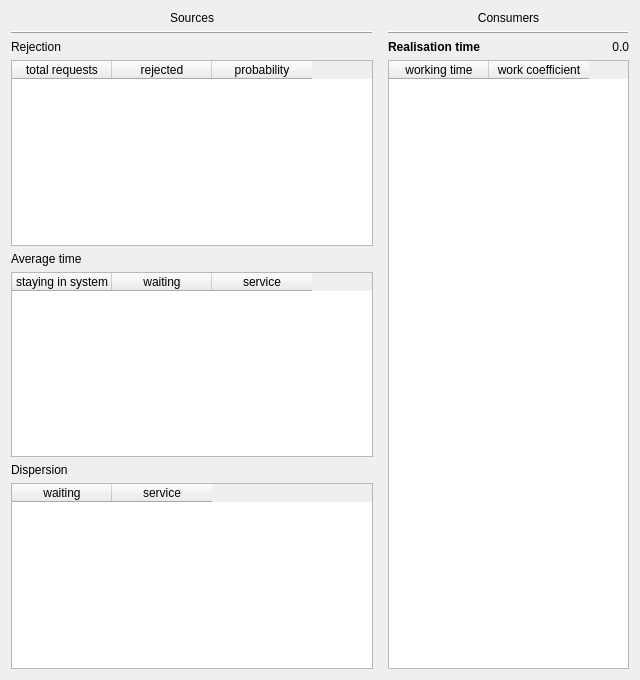
This is resultswindow.ui in muzzy404/SMO-5sem as Qt 5 draws it before an edit. The edited form follows.
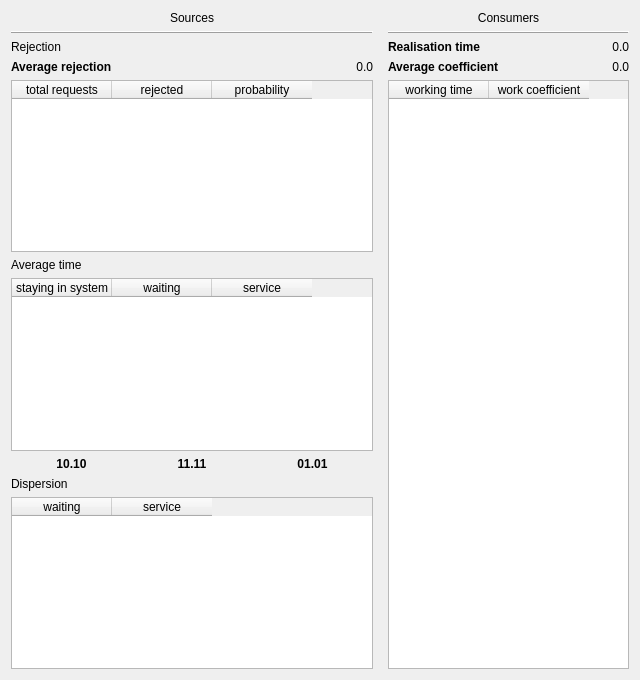
This is the edited form.

Commit message: some stuff for results window

```diff
--- a/resultswindow.ui
+++ b/resultswindow.ui
@@ -28,6 +28,87 @@
      <property name="verticalSpacing">
       <number>6</number>
      </property>
+     <item row="2" column="1">
+      <layout class="QHBoxLayout" name="horizontalLayout">
+       <item>
+        <widget class="QLabel" name="lblRealisationTime">
+         <property name="font">
+          <font>
+           <weight>75</weight>
+           <bold>true</bold>
+          </font>
+         </property>
+         <property name="text">
+          <string>Realisation time</string>
+         </property>
+        </widget>
+       </item>
+       <item>
+        <widget class="QLabel" name="lblRealisationTimeField">
+         <property name="text">
+          <string>0.0</string>
+         </property>
+         <property name="alignment">
+          <set>Qt::AlignRight|Qt::AlignTrailing|Qt::AlignVCenter</set>
+         </property>
+        </widget>
+       </item>
+      </layout>
+     </item>
+     <item row="3" column="1">
+      <layout class="QHBoxLayout" name="horizontalLayout_3">
+       <item>
+        <widget class="QLabel" name="lblAverageCoefficient">
+         <property name="font">
+          <font>
+           <weight>75</weight>
+           <bold>true</bold>
+          </font>
+         </property>
+         <property name="text">
+          <string>Average coefficient</string>
+         </property>
+        </widget>
+       </item>
+       <item>
+        <widget class="QLabel" name="lblAverageCoefficientField">
+         <property name="text">
+          <string>0.0</string>
+         </property>
+         <property name="alignment">
+          <set>Qt::AlignRight|Qt::AlignTrailing|Qt::AlignVCenter</set>
+         </property>
+        </widget>
+       </item>
+      </layout>
+     </item>
+     <item row="3" column="0">
+      <layout class="QHBoxLayout" name="horizontalLayout_2">
+       <item>
+        <widget class="QLabel" name="lblAverageRej">
+         <property name="font">
+          <font>
+           <weight>75</weight>
+           <bold>true</bold>
+          </font>
+         </property>
+         <property name="text">
+          <string>Average rejection</string>
+         </property>
+        </widget>
+       </item>
+       <item>
+        <widget class="QLabel" name="lblAverageRejField">
+         <property name="text">
+          <string>0.0</string>
+         </property>
+         <property name="alignment">
+          <set>Qt::AlignRight|Qt::AlignTrailing|Qt::AlignVCenter</set>
+         </property>
+        </widget>
+       </item>
+      </layout>
+     </item>
      <item row="0" column="0">
       <widget class="QLabel" name="lblSrc">
        <property name="frameShape">
@@ -44,7 +125,7 @@
        </property>
       </widget>
      </item>
-     <item row="5" column="0">
+     <item row="6" column="0">
       <widget class="QTableWidget" name="tblTime">
        <column>
         <property name="text">
@@ -73,7 +154,17 @@
        </property>
       </widget>
      </item>
-     <item row="3" column="0">
+     <item row="0" column="1">
+      <widget class="QLabel" name="lblCnmrs">
+       <property name="text">
+        <string>Consumers</string>
+       </property>
+       <property name="alignment">
+        <set>Qt::AlignCenter</set>
+       </property>
+      </widget>
+     </item>
+     <item row="4" column="0">
       <widget class="QTableWidget" name="tblRejection">
        <property name="sortingEnabled">
         <bool>false</bool>
@@ -98,16 +189,6 @@
        </column>
       </widget>
      </item>
-     <item row="0" column="1">
-      <widget class="QLabel" name="lblCnmrs">
-       <property name="text">
-        <string>Consumers</string>
-       </property>
-       <property name="alignment">
-        <set>Qt::AlignCenter</set>
-       </property>
-      </widget>
-     </item>
      <item row="1" column="1">
       <widget class="Line" name="line_3">
        <property name="frameShadow">
@@ -118,7 +199,7 @@
        </property>
       </widget>
      </item>
-     <item row="3" column="1" rowspan="5">
+     <item row="4" column="1" rowspan="6">
       <widget class="QTableWidget" name="tblConsumers">
        <column>
         <property name="text">
@@ -132,7 +213,14 @@
        </column>
       </widget>
      </item>
-     <item row="7" column="0">
+     <item row="5" column="0">
+      <widget class="QLabel" name="lblTime">
+       <property name="text">
+        <string>Average time</string>
+       </property>
+      </widget>
+     </item>
+     <item row="9" column="0">
       <widget class="QTableWidget" name="tblDispersion">
        <column>
         <property name="text">
@@ -156,24 +244,17 @@
        </property>
       </widget>
      </item>
-     <item row="4" column="0">
-      <widget class="QLabel" name="lblTime">
-       <property name="text">
-        <string>Average time</string>
-       </property>
-      </widget>
-     </item>
-     <item row="6" column="0">
+     <item row="8" column="0">
       <widget class="QLabel" name="lblDispersion">
        <property name="text">
         <string>Dispersion</string>
        </property>
       </widget>
      </item>
-     <item row="2" column="1">
-      <layout class="QHBoxLayout" name="horizontalLayout">
+     <item row="7" column="0">
+      <layout class="QHBoxLayout" name="horizontalLayout_4">
        <item>
-        <widget class="QLabel" name="lblRealisationTime">
+        <widget class="QLabel" name="lblInSysAvField">
          <property name="font">
           <font>
            <weight>75</weight>
@@ -181,17 +262,42 @@
           </font>
          </property>
          <property name="text">
-          <string>Realisation time</string>
+          <string>10.10</string>
          </property>
+         <property name="alignment">
+          <set>Qt::AlignCenter</set>
+         </property>
         </widget>
        </item>
        <item>
-        <widget class="QLabel" name="lblRealisationTimeField">
+        <widget class="QLabel" name="lblWaitingAvField">
+         <property name="font">
+          <font>
+           <weight>75</weight>
+           <bold>true</bold>
+          </font>
+         </property>
          <property name="text">
-          <string>0.0</string>
+          <string>11.11</string>
          </property>
          <property name="alignment">
-          <set>Qt::AlignRight|Qt::AlignTrailing|Qt::AlignVCenter</set>
+          <set>Qt::AlignCenter</set>
+         </property>
+        </widget>
+       </item>
+       <item>
+        <widget class="QLabel" name="lblServiceAvField">
+         <property name="font">
+          <font>
+           <weight>75</weight>
+           <bold>true</bold>
+          </font>
+         </property>
+         <property name="text">
+          <string>01.01</string>
+         </property>
+         <property name="alignment">
+          <set>Qt::AlignCenter</set>
          </property>
         </widget>
        </item>
```
The commit also changes 5 other files.
